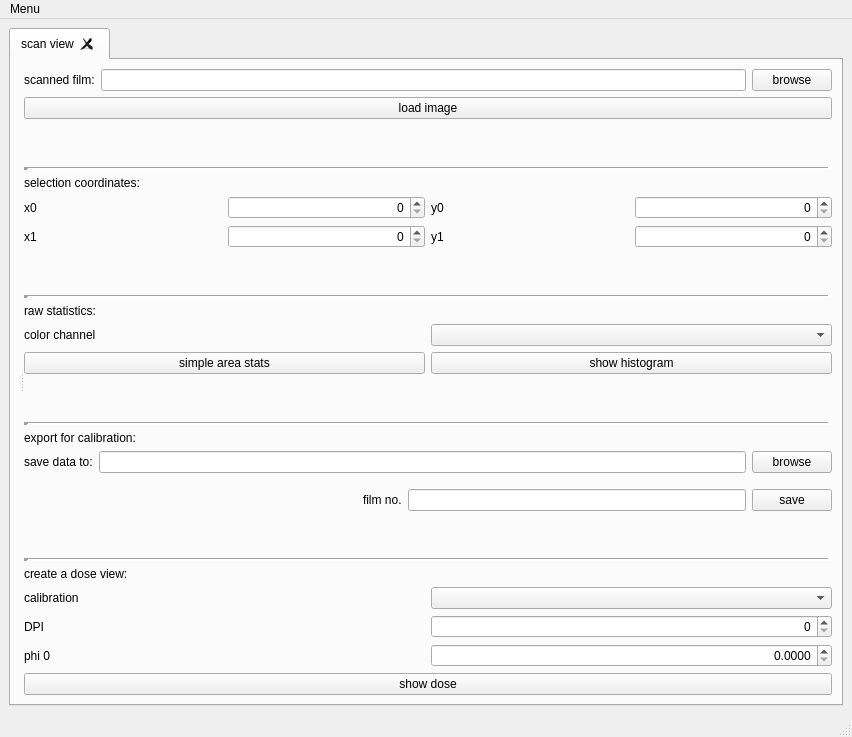
Above: UI/FilmScanMain_QtDesign.ui from mgotz/EBT_evaluation before the change. Below: the same form after it.
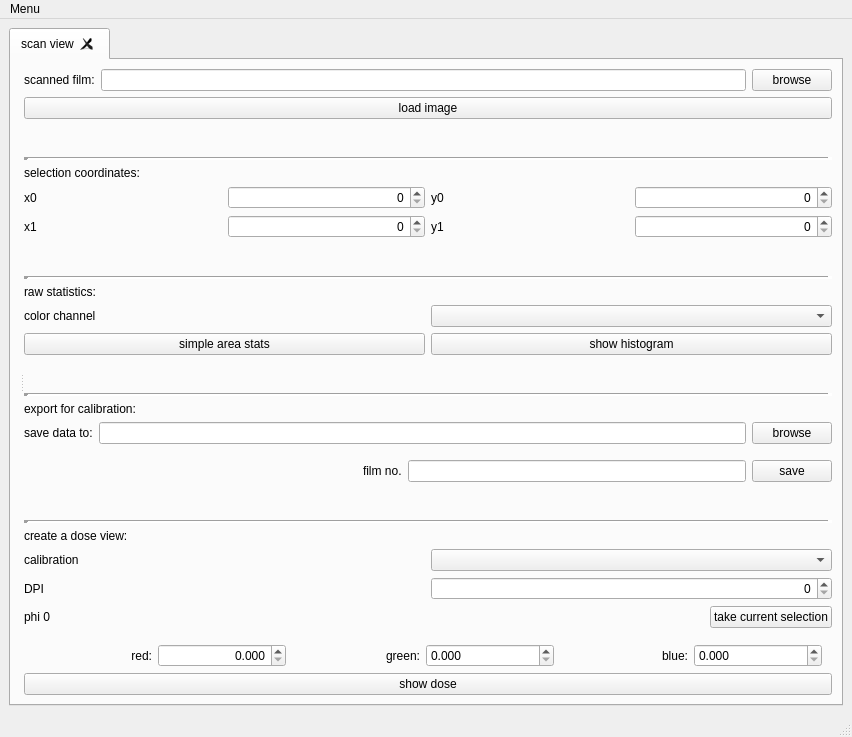
That is the form after the change.

Commit message: Added a dual channel method by implementing a new argument type relativeNetOD and adding fields for phi0 for different channels. Also added the rational functions as an option, added a way to directly copy phi0 from a scan and fixed several bugs to support greyscale images.

Patch:
```diff
--- a/UI/FilmScanMain_QtDesign.ui
+++ b/UI/FilmScanMain_QtDesign.ui
@@ -477,21 +477,116 @@
               </property>
               <item>
                <widget class="QLabel" name="label_10">
-                <property name="text">
-                 <string>phi 0</string>
-                </property>
-               </widget>
-              </item>
-              <item>
-               <widget class="QDoubleSpinBox" name="phi0">
                 <property name="toolTip">
                  <string>give the pixel value that corresponds to 0 dose, in order to calculate the net optical density</string>
                 </property>
+                <property name="text">
+                 <string>phi 0</string>
+                </property>
+               </widget>
+              </item>
+              <item>
+               <spacer name="horizontalSpacer_2">
+                <property name="orientation">
+                 <enum>Qt::Horizontal</enum>
+                </property>
+                <property name="sizeHint" stdset="0">
+                 <size>
+                  <width>40</width>
+                  <height>20</height>
+                 </size>
+                </property>
+               </spacer>
+              </item>
+              <item>
+               <widget class="QPushButton" name="calcPhi0Button">
+                <property name="toolTip">
+                 <string>use the average values from the current selection as phi0</string>
+                </property>
+                <property name="text">
+                 <string>take current selection</string>
+                </property>
+               </widget>
+              </item>
+             </layout>
+            </item>
+            <item>
+             <layout class="QHBoxLayout" name="horizontalLayout_9">
+              <property name="leftMargin">
+               <number>0</number>
+              </property>
+              <property name="topMargin">
+               <number>10</number>
+              </property>
+              <property name="rightMargin">
+               <number>10</number>
+              </property>
+              <item>
+               <widget class="QLabel" name="phi0LabelCh1">
+                <property name="text">
+                 <string>red:</string>
+                </property>
                 <property name="alignment">
                  <set>Qt::AlignRight|Qt::AlignTrailing|Qt::AlignVCenter</set>
                 </property>
+               </widget>
+              </item>
+              <item>
+               <widget class="QDoubleSpinBox" name="phi0Ch1">
+                <property name="toolTip">
+                 <string>red/1st channel value for 0 dose</string>
+                </property>
+                <property name="alignment">
+                 <set>Qt::AlignRight|Qt::AlignTrailing|Qt::AlignVCenter</set>
+                </property>
                 <property name="decimals">
-                 <number>4</number>
+                 <number>3</number>
+                </property>
+                <property name="maximum">
+                 <double>255.000000000000000</double>
+                </property>
+               </widget>
+              </item>
+              <item>
+               <widget class="QLabel" name="phi0LabelCh2">
+                <property name="text">
+                 <string>green:</string>
+                </property>
+                <property name="alignment">
+                 <set>Qt::AlignRight|Qt::AlignTrailing|Qt::AlignVCenter</set>
+                </property>
+               </widget>
+              </item>
+              <item>
+               <widget class="QDoubleSpinBox" name="phi0Ch2">
+                <property name="toolTip">
+                 <string>green/2nd channel value for 0 dose</string>
+                </property>
+                <property name="decimals">
+                 <number>3</number>
+                </property>
+                <property name="maximum">
+                 <double>255.000000000000000</double>
+                </property>
+               </widget>
+              </item>
+              <item>
+               <widget class="QLabel" name="phi0LabelCh3">
+                <property name="text">
+                 <string>blue:</string>
+                </property>
+                <property name="alignment">
+                 <set>Qt::AlignRight|Qt::AlignTrailing|Qt::AlignVCenter</set>
+                </property>
+               </widget>
+              </item>
+              <item>
+               <widget class="QDoubleSpinBox" name="phi0Ch3">
+                <property name="toolTip">
+                 <string>blue/3rd channel value for 0 dose</string>
+                </property>
+                <property name="decimals">
+                 <number>3</number>
                 </property>
                 <property name="maximum">
                  <double>255.000000000000000</double>
```
Left out of the diff: 1 changed line with no effect on the pictures. The commit also changes 4 other files.
